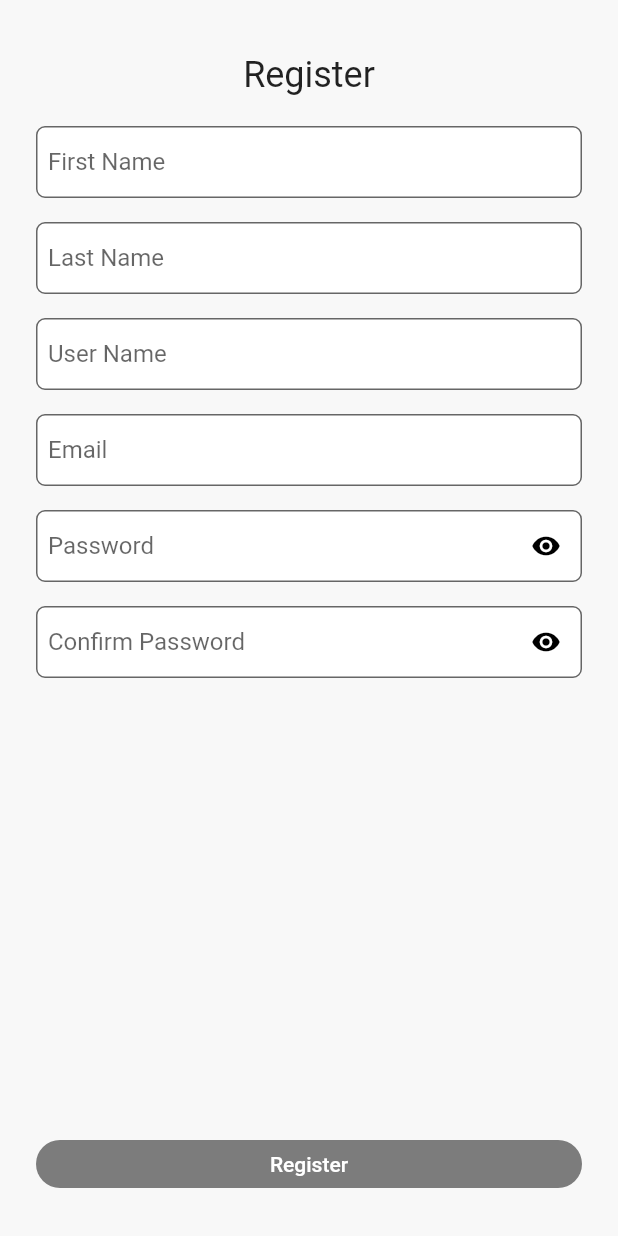
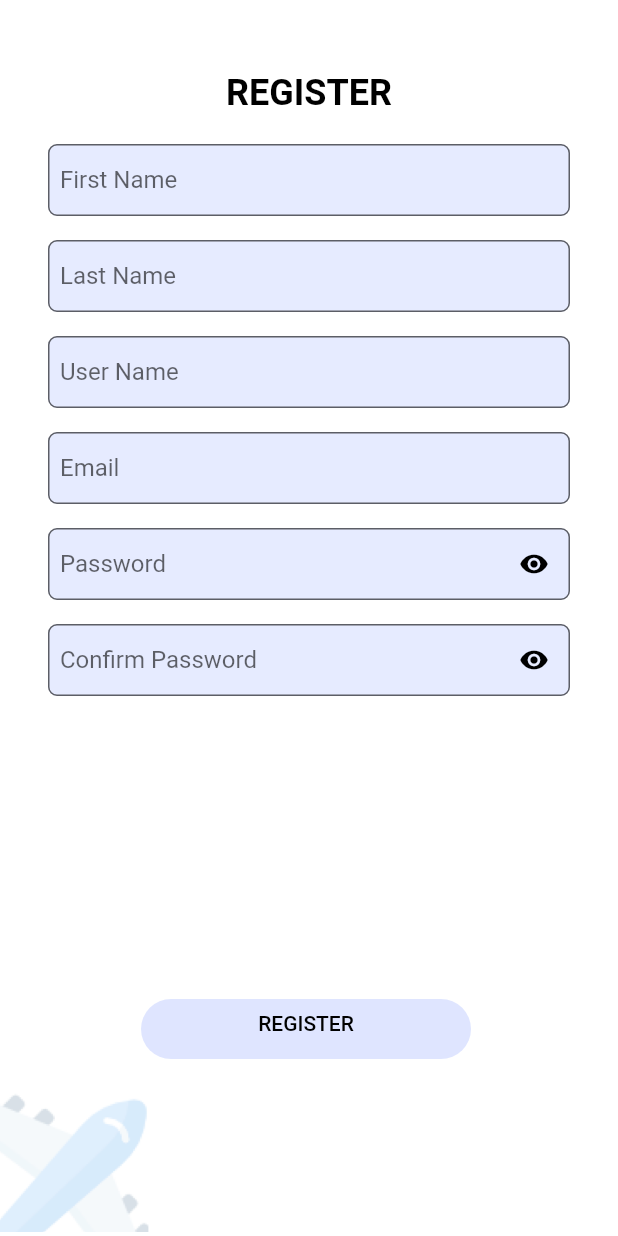
Before and after one commit to nedalex99/travel_app, a Flutter app: the screen it shows after launch, after a tap on an icon or button, on a phone screen of 412 x 824 dp. Run offline on Flutter 3.47's test engine with Material 2 defaults, Android fonts, the phone set to English and light mode, and no system bars; our stand-ins replace carousel_slider, cloud_firestore, firebase_auth, firebase_core, firebase_storage, flutter_rating_bar and 4 more; missing offline and left inert: flutter_material_pickers; accounts and stored records are empty; network calls fail; Roboto replaces fonts that are missing (Quicksand).

Commit message:
Redesign for app

```diff
--- a/lib/ui/login/login_screen.dart
+++ b/lib/ui/login/login_screen.dart
@@ -4,6 +4,10 @@ import 'package:travel_app/ui/login/login_controller.dart';
 import 'package:travel_app/ui/widgets/buttons/custom_button.dart';
 import 'package:travel_app/ui/widgets/input_fields/input_field.dart';
 import 'package:travel_app/ui/widgets/input_fields/input_field_controller.dart';
+import 'package:travel_app/utils/constants/colors.dart';
+import 'package:travel_app/utils/constants/images.dart';
+import 'package:travel_app/utils/constants/strings.dart';
+import 'package:travel_app/utils/constants/styles.dart';
 import 'package:travel_app/utils/constants/validator.dart';
 
 class LoginScreen extends GetView<LoginController> {
@@ -11,26 +15,48 @@ class LoginScreen extends GetView<LoginController> {
 
   @override
   Widget build(BuildContext context) {
-    return Scaffold(
+    return SafeArea(
+      child: Scaffold(
+        backgroundColor: Colors.white,
+        resizeToAvoidBottomInset: false,
         body: Form(
           key: controller.formKey,
           child: Column(
             children: [
               Expanded(
-              child: Row(
-                mainAxisAlignment: MainAxisAlignment.center,
-                crossAxisAlignment: CrossAxisAlignment.center,
-                children: [
-                  Expanded(
                 child: Center(
+                  child: Padding(
+                    padding: const EdgeInsets.all(18.0),
                     child: Column(
                       mainAxisAlignment: MainAxisAlignment.center,
                       children: [
+                        const SizedBox(
+                          height: 130.0,
+                        ),
+                        RichText(
+                          text: const TextSpan(
+                              text: kApplicationName,
+                              style: kTitleTextStyle,
+                              children: [
+                                TextSpan(
+                                  text: kApplicationNameTwo,
+                                  style: kTitleColoredTextStyle,
+                                ),
+                                TextSpan(
+                                  text: kApplicationNameThree,
+                                  style: kTitleTextStyle,
+                                ),
+                              ]),
+                        ),
+                        const SizedBox(
+                          height: 50.0,
+                        ),
                         Padding(
                           padding:
                               const EdgeInsets.symmetric(horizontal: 24.0),
                           child: InputField(
-                              textCapitalization: TextCapitalization.sentences,
+                            textCapitalization:
+                                TextCapitalization.sentences,
                             textInputAction: TextInputAction.next,
                             labelText: 'Email',
                             textInputType: TextInputType.text,
@@ -82,8 +108,6 @@ class LoginScreen extends GetView<LoginController> {
                     ),
                   ),
                 ),
-                ],
-              ),
               ),
               Row(
                 mainAxisAlignment: MainAxisAlignment.center,
@@ -92,7 +116,8 @@ class LoginScreen extends GetView<LoginController> {
                   Expanded(
                     child: Padding(
                       padding: const EdgeInsets.only(
-                      bottom: 24.0,
+                        bottom: 50.0,
+                        left: 70.0,
                       ),
                       child: Obx(
                         () => CustomButton(
@@ -101,15 +126,26 @@ class LoginScreen extends GetView<LoginController> {
                               : null,
                           text: controller.loginText,
                           backgroundColor: controller.isButtonEnabled.value
-                            ? Colors.blueAccent
-                            : Color(0x80000000),
+                              ? const Color(0xFF7B94FF)
+                              : kGeneralColor.withOpacity(0.5),
                         ),
                       ),
                     ),
                   ),
                 ],
               ),
+              Padding(
+                padding: const EdgeInsets.only(
+                  right: 200,
+                ),
+                child: Image.asset(
+                  kPlane,
+                  height: 200,
+                  width: 200,
+                ),
+              ),
             ],
+          ),
         ),
       ),
     );
--- a/lib/ui/register/register_controller.dart
+++ b/lib/ui/register/register_controller.dart
@@ -1,7 +1,6 @@
 import 'package:flutter/material.dart';
 import 'package:get/get.dart';
 import 'package:travel_app/model/user_model.dart';
-import 'package:travel_app/ui/login/login_screen.dart';
 import 'package:travel_app/ui/widgets/dialogs/loading_dialog.dart';
 import 'package:travel_app/utils/constants/validator.dart';
 import 'package:travel_app/utils/network/firebase/authentication/authentication.dart';
@@ -9,7 +8,7 @@ import 'package:travel_app/utils/network/firebase/authentication/sign_in_respons
 import 'package:travel_app/utils/network/firebase/firestore/users_collection.dart';
 
 class RegisterController extends GetxController {
-  String loginText = "Register";
+  String loginText = "REGISTER";
   final GlobalKey<FormState> formKey = GlobalKey<FormState>();
   final TextEditingController emailTextController = TextEditingController();
   final TextEditingController passwordTextController = TextEditingController();
--- a/lib/ui/register/register_screen.dart
+++ b/lib/ui/register/register_screen.dart
@@ -4,6 +4,9 @@ import 'package:travel_app/ui/register/register_controller.dart';
 import 'package:travel_app/ui/widgets/buttons/custom_button.dart';
 import 'package:travel_app/ui/widgets/input_fields/input_field.dart';
 import 'package:travel_app/ui/widgets/input_fields/input_field_controller.dart';
+import 'package:travel_app/utils/constants/colors.dart';
+import 'package:travel_app/utils/constants/images.dart';
+import 'package:travel_app/utils/constants/styles.dart';
 import 'package:travel_app/utils/constants/validator.dart';
 
 class RegisterScreen extends StatelessWidget {
@@ -15,22 +18,25 @@ class RegisterScreen extends StatelessWidget {
   Widget build(BuildContext context) {
     return SafeArea(
       child: Scaffold(
+        backgroundColor: Colors.white,
         resizeToAvoidBottomInset: false,
         body: Form(
           key: controller.formKey,
+          child: Scrollbar(
             child: Column(
               children: [
                 Expanded(
+                  child: Center(
+                    child: Padding(
+                      padding: const EdgeInsets.all(8.0),
                       child: Column(
                         children: [
                           const SizedBox(
-                      height: 36.0,
+                            height: 40,
                           ),
                           const Text(
-                      'Register',
-                      style: TextStyle(
-                        fontSize: 24.0,
-                      ),
+                            'REGISTER',
+                            style: kTitleScreenTextStyle,
                           ),
                           const SizedBox(
                             height: 20,
@@ -154,6 +160,8 @@ class RegisterScreen extends StatelessWidget {
                         ],
                       ),
                     ),
+                  ),
+                ),
                 Row(
                   mainAxisAlignment: MainAxisAlignment.center,
                   crossAxisAlignment: CrossAxisAlignment.center,
@@ -161,7 +169,8 @@ class RegisterScreen extends StatelessWidget {
                     Expanded(
                       child: Padding(
                         padding: const EdgeInsets.only(
-                        bottom: 24.0,
+                          bottom: 10.0,
+                          left: 70.0,
                         ),
                         child: Obx(
                           () => CustomButton(
@@ -170,15 +179,26 @@ class RegisterScreen extends StatelessWidget {
                                 : null,
                             text: controller.loginText,
                             backgroundColor: controller.isButtonEnabled.value
-                              ? Colors.blueAccent
-                              : Color(0x80000000),
+                                ? const Color(0xFF7B94FF)
+                                : kGeneralColor.withOpacity(0.5),
                           ),
                         ),
                       ),
                     ),
                   ],
                 ),
+                Padding(
+                  padding: const EdgeInsets.only(
+                    right: 300,
+                  ),
+                  child: Image.asset(
+                    kPlane,
+                    height: 100,
+                    width: 200,
+                  ),
+                ),
               ],
+            ),
           ),
         ),
       ),
--- a/lib/ui/widgets/buttons/custom_button.dart
+++ b/lib/ui/widgets/buttons/custom_button.dart
@@ -20,8 +20,9 @@ class CustomButton extends StatelessWidget {
         onPressed: onTap as void Function()?,
         child: Row(
           children: [
-            Expanded(
-              child: Container(
+            Container(
+              height: 40,
+              width: 220,
               padding: const EdgeInsets.all(
                 8,
               ),
@@ -37,8 +38,7 @@ class CustomButton extends StatelessWidget {
                 text,
                 textAlign: TextAlign.center,
                 style: const TextStyle(
-                    color: Colors.white,
-                  ),
+                  color: Colors.black,
                 ),
               ),
             ),
--- a/lib/ui/widgets/input_fields/input_field.dart
+++ b/lib/ui/widgets/input_fields/input_field.dart
@@ -41,7 +41,7 @@ class InputField extends StatelessWidget {
       validator: validator,
       decoration: InputDecoration(
         filled: true,
-        fillColor: Colors.white,
+        fillColor: kGeneralColor.withOpacity(0.4),
         contentPadding: const EdgeInsets.all(
           8,
         ),
--- a/lib/ui/widgets/input_fields/input_field_custom_picker/input_field_custom_picker.dart
+++ b/lib/ui/widgets/input_fields/input_field_custom_picker/input_field_custom_picker.dart
@@ -1,6 +1,7 @@
 import 'package:flutter/material.dart';
 import 'package:get/get.dart';
 import 'package:travel_app/ui/widgets/input_fields/input_field_custom_picker/input_field_custom_picker_controller.dart';
+import 'package:travel_app/utils/constants/colors.dart';
 
 class InputFieldCustomPicker extends StatelessWidget {
   late final InputFieldCustomPickerController _controller;
@@ -27,7 +28,7 @@ class InputFieldCustomPicker extends StatelessWidget {
       onTap: _controller.showPicker,
       controller: _controller.textController,
       decoration: InputDecoration(
-        fillColor: Colors.white,
+        fillColor: kGeneralColor.withOpacity(0.3),
         filled: true,
         contentPadding: const EdgeInsets.all(
           8,
--- a/lib/ui/widgets/input_fields/input_field_date_picker/input_field_date_picker.dart
+++ b/lib/ui/widgets/input_fields/input_field_date_picker/input_field_date_picker.dart
@@ -1,6 +1,7 @@
 import 'package:flutter/material.dart';
 import 'package:travel_app/ui/widgets/input_fields/input_field_date_picker/input_field_date_picker_controller.dart';
 import 'package:get/get.dart';
+import 'package:travel_app/utils/constants/colors.dart';
 
 class InputFieldDatePicker extends StatelessWidget {
   late final InputFieldDatePickerController _controller;
@@ -39,7 +40,7 @@ class InputFieldDatePicker extends StatelessWidget {
       onTap: _controller.getDate,
       controller: _controller.textController,
       decoration: InputDecoration(
-        fillColor: Colors.white,
+        fillColor: kGeneralColor.withOpacity(0.3),
         filled: true,
         contentPadding: const EdgeInsets.all(
           8,
--- a/lib/utils/constants/colors.dart
+++ b/lib/utils/constants/colors.dart
@@ -4,3 +4,6 @@ const kRedErrorField = Color(0xFF8f220b);
 const kContainerRecommendation = Color(0xFFd9dff7);
 const kSelectedContainerRecommendation = Color(0xFF9aaaea);
 const kBackgroundColor = Color(0xfff8f8f8);
+const kGeneralColor = Color(0xFFC0CCFF);
+const kPaleColor = Color(0xFFFEE2C5);
+const kDarkColor = Color(0xFF7FB5FF);
--- a/lib/utils/constants/images.dart
+++ b/lib/utils/constants/images.dart
@@ -1 +1,4 @@
 const kCity = "images/city.png";
+const kPlane = "images/plane1.png";
+const kPlane2 = "images/plane2.png";
+const kUser = "images/user.png";
--- a/lib/utils/constants/strings.dart
+++ b/lib/utils/constants/strings.dart
@@ -0,0 +1,3 @@
+const kApplicationName='Plan';
+const kApplicationNameTwo='&';
+const kApplicationNameThree='Go';
--- a/lib/utils/constants/styles.dart
+++ b/lib/utils/constants/styles.dart
@@ -21,3 +21,23 @@ const kSelectedTextStyle = TextStyle(
   fontSize: 15,
   color: kSelectedContainerRecommendation,
 );
+
+
+const kTitleTextStyle = TextStyle(
+  fontFamily: "Quicksand",
+  fontWeight: FontWeight.w600,
+  fontSize: 36.0,
+  color: Colors.black,
+);
+const kTitleScreenTextStyle = TextStyle(
+  fontFamily: "Quicksand",
+  fontWeight: FontWeight.w600,
+  fontSize: 24.0,
+  color: Colors.black,
+);
+const kTitleColoredTextStyle = TextStyle(
+  fontFamily: "Quicksand",
+  fontWeight: FontWeight.w600,
+  fontSize: 36.0,
+  color: Color(0xFF7B94FF),
+);
```
Also changed, not shown: lib/ui/create_trip/create_trip_screen.dart (+8 -3 lines), lib/ui/login/login_controller.dart (+14 -4 lines), lib/ui/profile/user_profile.dart (+51 -20 lines), lib/ui/select_flight_ticket/select_flight_ticket_screen.dart (+17 -5 lines), lib/ui/widgets/bottom_navigation_bar/bottom_navigation_bar.dart (+4 -3 lines), fonts/Quicksand-VariableFont_wght.ttf (added), images/plane1.png (added), images/plane2.png (added), images/user.png (added). Lines whose indentation alone changed are shown as unchanged.
